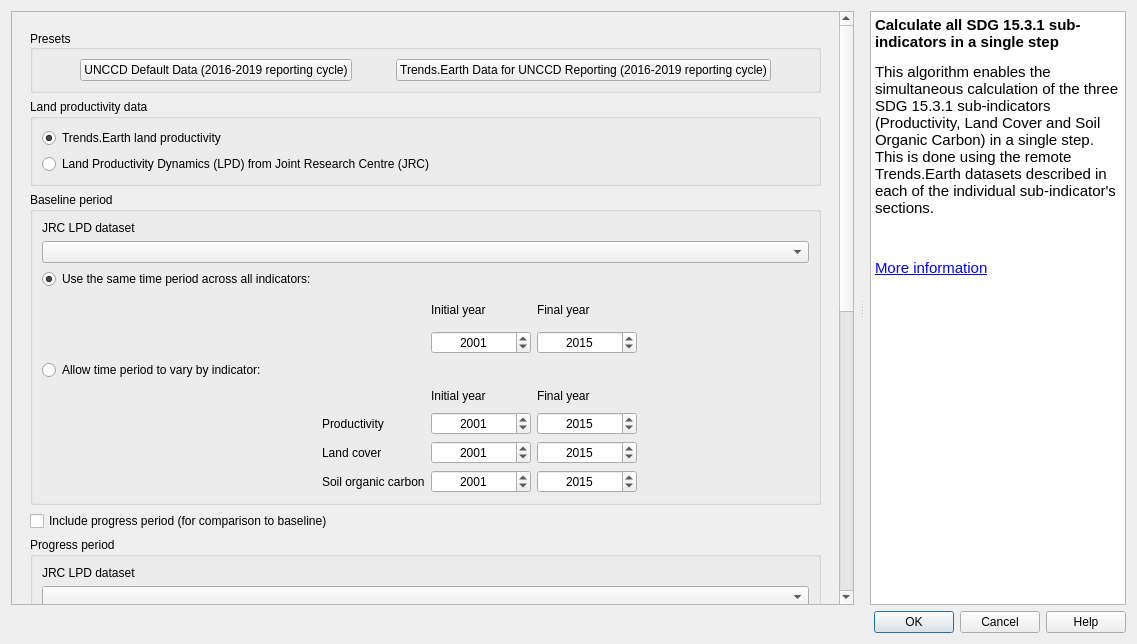
First picture: the form in LDMP/gui/DlgCalculateOneStep.ui, repository ConservationInternational/trends.earth, before the edit.
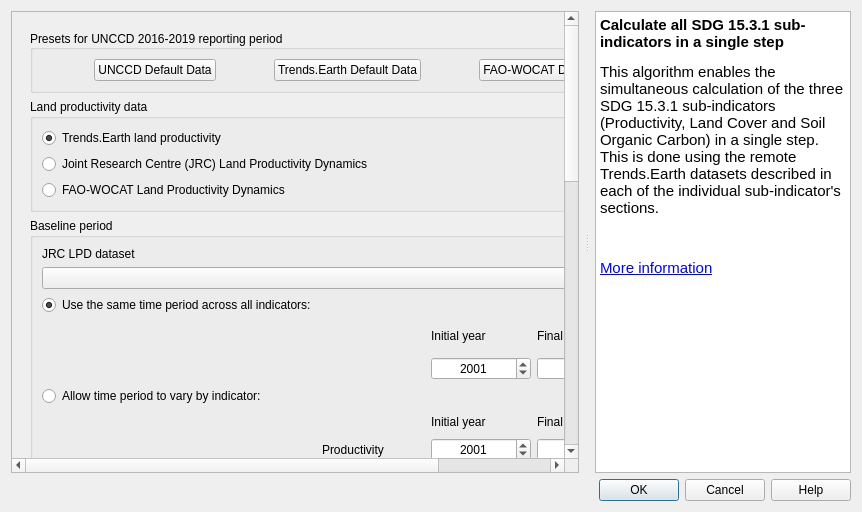
Second picture: the form after the edit. Custom widgets are drawn as their Qt base class.

Commit message: Add FAO WOCAT LPD to gui

What changed in the file:
```diff
--- a/LDMP/gui/DlgCalculateOneStep.ui
+++ b/LDMP/gui/DlgCalculateOneStep.ui
@@ -6,8 +6,8 @@
    <rect>
     <x>0</x>
     <y>0</y>
-    <width>1137</width>
-    <height>644</height>
+    <width>862</width>
+    <height>512</height>
    </rect>
   </property>
   <property name="sizePolicy">
@@ -67,8 +67,8 @@
            <rect>
             <x>0</x>
             <y>0</y>
-            <width>832</width>
-            <height>890</height>
+            <width>557</width>
+            <height>909</height>
            </rect>
           </property>
           <layout class="QVBoxLayout" name="verticalLayout_7">
@@ -84,7 +84,7 @@
               <item>
                <widget class="QgsCollapsibleGroupBox" name="mGroupBox">
                 <property name="title">
-                 <string>Presets</string>
+                 <string>Presets for UNCCD 2016-2019 reporting period</string>
                 </property>
                 <property name="alignment">
                  <set>Qt::AlignLeading|Qt::AlignLeft|Qt::AlignVCenter</set>
@@ -92,8 +92,8 @@
                 <property name="collapsed">
                  <bool>true</bool>
                 </property>
-                <layout class="QGridLayout" name="gridLayout">
-                 <item row="0" column="0">
+                <layout class="QHBoxLayout" name="horizontalLayout_2">
+                 <item>
                   <widget class="QPushButton" name="button_preset_unccd_default_jrc">
                    <property name="sizePolicy">
                     <sizepolicy hsizetype="Fixed" vsizetype="Fixed">
@@ -102,11 +102,11 @@
                     </sizepolicy>
                    </property>
                    <property name="text">
-                    <string>UNCCD Default Data (2016-2019 reporting cycle)</string>
+                    <string>UNCCD Default Data</string>
                    </property>
                   </widget>
                  </item>
-                 <item row="0" column="1">
+                 <item>
                   <widget class="QPushButton" name="button_preset_unccd_default_te">
                    <property name="sizePolicy">
                     <sizepolicy hsizetype="Fixed" vsizetype="Fixed">
@@ -115,7 +115,20 @@
                     </sizepolicy>
                    </property>
                    <property name="text">
-                    <string>Trends.Earth Data for UNCCD Reporting (2016-2019 reporting cycle)</string>
+                    <string>Trends.Earth Default Data</string>
+                   </property>
+                  </widget>
+                 </item>
+                 <item>
+                  <widget class="QPushButton" name="button_preset_unccd_default_fao_wocat">
+                   <property name="sizePolicy">
+                    <sizepolicy hsizetype="Fixed" vsizetype="Fixed">
+                     <horstretch>0</horstretch>
+                     <verstretch>0</verstretch>
+                    </sizepolicy>
+                   </property>
+                   <property name="text">
+                    <string>FAO-WOCAT Default Data</string>
                    </property>
                   </widget>
                  </item>
@@ -141,7 +154,17 @@
                  <item>
                   <widget class="QRadioButton" name="radio_lpd_jrc">
                    <property name="text">
-                    <string>Land Productivity Dynamics (LPD) from Joint Research Centre (JRC)</string>
+                    <string>Joint Research Centre (JRC) Land Productivity Dynamics</string>
+                   </property>
+                   <property name="checked">
+                    <bool>false</bool>
+                   </property>
+                  </widget>
+                 </item>
+                 <item>
+                  <widget class="QRadioButton" name="radio_lpd_fao_wocat">
+                   <property name="text">
+                    <string>FAO-WOCAT Land Productivity Dynamics</string>
                    </property>
                    <property name="checked">
                     <bool>false</bool>
```
Left out of the diff: 2 changed lines with no effect on the pictures. The commit also changes 1 other file.
